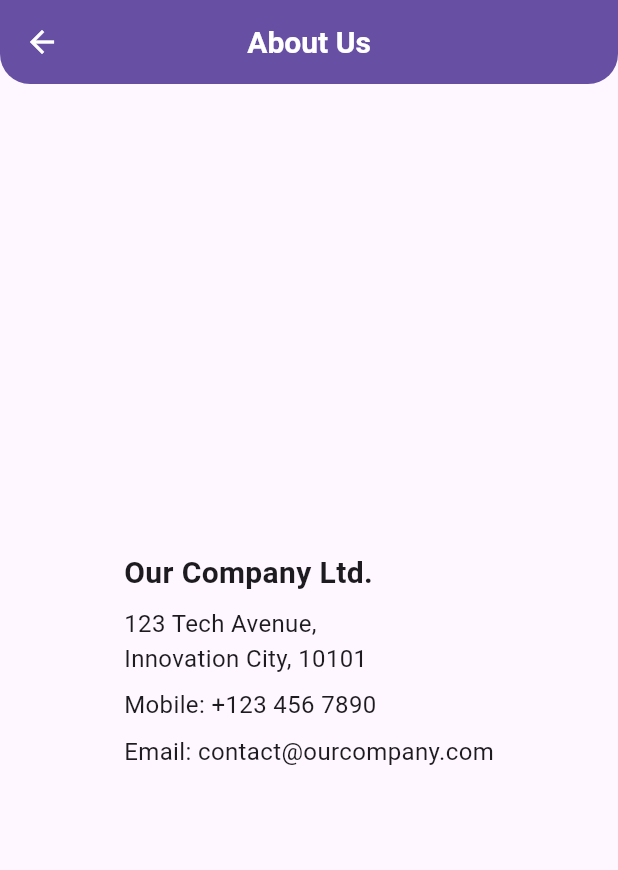
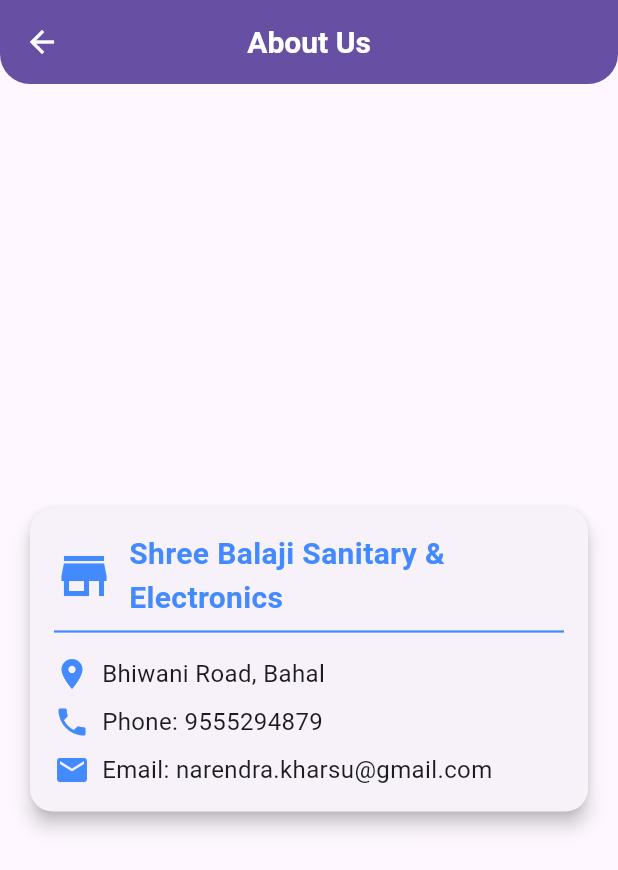
Before and after one commit to dkofficial24/sanitary_mart, a Flutter app: the AboutUsScreen screen opened directly, on a phone screen of 412 x 824 dp. Shown: the top 870 px of the screen. Run offline on Flutter 3.47's test engine with Material 3 defaults, Android fonts, the light colour scheme and no system bars; our stand-ins replace cached_network_image, cloud_firestore, firebase_analytics, firebase_auth, firebase_core, firebase_crashlytics and 12 more; missing offline and left inert: clipboard, molten_navigationbar_flutter; accounts and stored records are empty.

Commit message:
- fixes and refactoring

```diff
--- a/lib/auth/provider/auth_provider.dart
+++ b/lib/auth/provider/auth_provider.dart
@@ -140,7 +140,7 @@
   }
 
   Future openUserDetailScreen(UserModel userModel) async {
-    bool success = await Get.off(UpdateUserDetailsScreen(
+    bool success = await Get.to(UpdateUserDetailsScreen(
       updateUserModel: UpdateUserModel.fromUserModel(userModel),
     ));
     if (success) {
--- a/lib/cart/provider/cart_provider.dart
+++ b/lib/cart/provider/cart_provider.dart
@@ -68,7 +68,7 @@
     final index = _cartItems.indexWhere((item) => item.productId == productId);
     if (index != -1) {
       _cartItems.removeAt(index);
-      AppUtil.showToast('Item removed from cart');
+      AppUtil.showWarningToast('Item removed from cart');
       notifyListeners();
       FirebaseAnalytics.instance.logEvent(name: 'remove_from_cart');
     }
--- a/lib/order/provider/order_provider.dart
+++ b/lib/order/provider/order_provider.dart
@@ -32,7 +32,7 @@
       var totalPayable = 0.0;
       for (int i = 0; i < cartItems.length; i++) {
         orderItems.add(OrderItem.fromCartItem(cartItems[i]));
-        totalPayable += cartItems[i].price;
+        totalPayable += (cartItems[i].price*cartItems[i].quantity);
       }
       String orderId = AppUtil.generateOrderId();
 
@@ -53,7 +53,7 @@
 
       await Get.find<OrderService>().placeOrder(order);
       await Get.find<CartFirebaseService>().clearFullCart(order.customer!.uId);
-      AppUtil.showToast('Order placed successfully !');
+      AppUtil.showPositiveToast('Order placed successfully !');
       _state = ProviderState.idle;
       FirebaseAnalytics.instance.logEvent(name: 'order_placed');
       await Get.find<OrderService>().fetchUserOrders(order.customer!.uId);
--- a/lib/product/ui/screen/product_detail_screen.dart
+++ b/lib/product/ui/screen/product_detail_screen.dart
@@ -183,7 +183,7 @@
   void onMaxQtyOverflow() {
     _quantity = 999;
     _quantityController.text = '999';
-    AppUtil.showToast('999 max quantity allowed');
+    AppUtil.showWarningToast('999 max quantity allowed');
   }
 
   String? getUserId() {
@@ -198,7 +198,7 @@
     }
 
     if (_quantity == 0) {
-      AppUtil.showToast('Quantity value can not be empty');
+      AppUtil.showWarningToast('Quantity value can not be empty');
       return;
     }
 
--- a/lib/profile/provider/user_provider.dart
+++ b/lib/profile/provider/user_provider.dart
@@ -52,7 +52,7 @@
       await userFirebaseService.updateUserDetail(updateUserRequest);
       providerState = ProviderState.idle;
       await loadUserModel();
-      AppUtil.showToast('User details updated successfully');
+      AppUtil.showPositiveToast('User details updated successfully');
     } catch (e) {
       AppUtil.showToast('Unable to update user details',isError: true);
       providerState = ProviderState.error;
--- a/lib/profile/ui/screen/about_us.dart
+++ b/lib/profile/ui/screen/about_us.dart
@@ -6,37 +6,97 @@
 
   @override
   Widget build(BuildContext context) {
-    return const Scaffold(
-      appBar: CustomAppBar(
+    return Scaffold(
+      appBar: const CustomAppBar(
         title: 'About Us',
       ),
       body: Center(
         child: Padding(
-          padding: EdgeInsets.all(16.0),
+          padding: const EdgeInsets.all(16.0),
+          child: Card(
+            elevation: 5,
+            shape: RoundedRectangleBorder(
+              borderRadius: BorderRadius.circular(15),
+            ),
+            child: Padding(
+              padding: const EdgeInsets.all(16.0),
               child: Column(
                 mainAxisSize: MainAxisSize.min, // Ensures the content is center aligned vertically
                 crossAxisAlignment: CrossAxisAlignment.start,
                 children: <Widget>[
-              Text(
-                'Our Company Ltd.',
-                style: TextStyle(fontSize: 20, fontWeight: FontWeight.bold),
+                  Row(
+                    children: [
+                      Icon(
+                        Icons.store,
+                        color: Colors.blueAccent,
+                        size: 40,
+                      ),
+                      SizedBox(width: 10),
+                      Expanded(
+                        child: Text(
+                          'Shree Balaji Sanitary & Electronics',
+                          style: TextStyle(
+                            fontSize: 20,
+                            fontWeight: FontWeight.bold,
+                            color: Colors.blueAccent,
+                          ),
+                        ),
+                      ),
+                    ],
+                  ),
+                  Divider(
+                    color: Colors.blueAccent,
+                    thickness: 1.5,
                   ),
                   SizedBox(height: 8), // Adds a small space between items
-              Text(
-                '123 Tech Avenue,\nInnovation City, 10101',
+                  Row(
+                    children: [
+                      Icon(
+                        Icons.location_on,
+                        color: Colors.blueAccent,
+                      ),
+                      SizedBox(width: 8),
+                      Expanded(
+                        child: Text(
+                          'Bhiwani Road, Bahal',
                           style: TextStyle(fontSize: 16),
                         ),
-              SizedBox(height: 8),
-              Text(
-                'Mobile: +123 456 7890',
-                style: TextStyle(fontSize: 16),
+                      ),
+                    ],
                   ),
                   SizedBox(height: 8),
+                  Row(
+                    children: [
+                      Icon(
+                        Icons.phone,
+                        color: Colors.blueAccent,
+                      ),
+                      SizedBox(width: 8),
                       Text(
-                'Email: contact@ourcompany.com',
+                        'Phone: 9555294879',
                         style: TextStyle(fontSize: 16),
                       ),
                     ],
+                  ),
+                  SizedBox(height: 8),
+                  Row(
+                    children: [
+                      Icon(
+                        Icons.email,
+                        color: Colors.blueAccent,
+                      ),
+                      SizedBox(width: 8),
+                      Expanded(
+                        child: Text(
+                          'Email: narendra.kharsu@gmail.com',
+                          style: TextStyle(fontSize: 16),
+                        ),
+                      ),
+                    ],
+                  ),
+                ],
+              ),
+            ),
           ),
         ),
       ),
--- a/pubspec.yaml
+++ b/pubspec.yaml
@@ -54,6 +54,8 @@
   share_plus: ^7.2.2
   permission_handler: ^11.3.1
   http: ^1.2.0
+  flutter_svg: ^2.0.10+1
+  clipboard: ^0.1.3
 
   # The following adds the Cupertino Icons font to your application.
   # Use with the CupertinoIcons class for iOS style icons.
```
Also changed, not shown: lib/core/app_util.dart (+28 -2 lines), lib/core/widget/copy_button_widget.dart (added, +19 -0 lines), lib/order/ui/widget/order_as_pdf.dart (+24 -23 lines), lib/order/ui/widget/order_card_widget.dart (+26 -8 lines), lib/payment/ui/payment_info_screen.dart (+7 -1 lines), 3 other files. Lines whose indentation alone changed are shown as unchanged.
